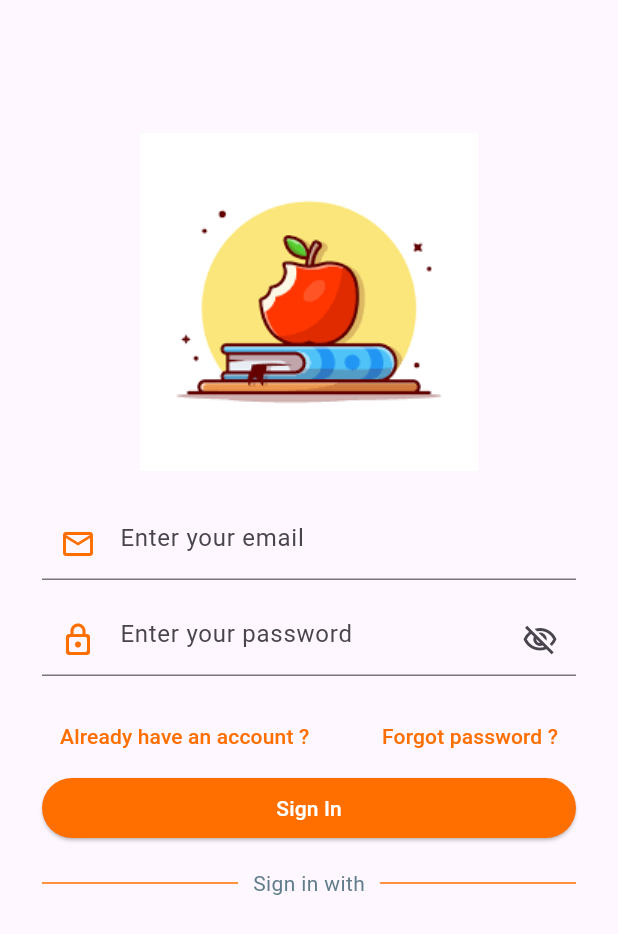
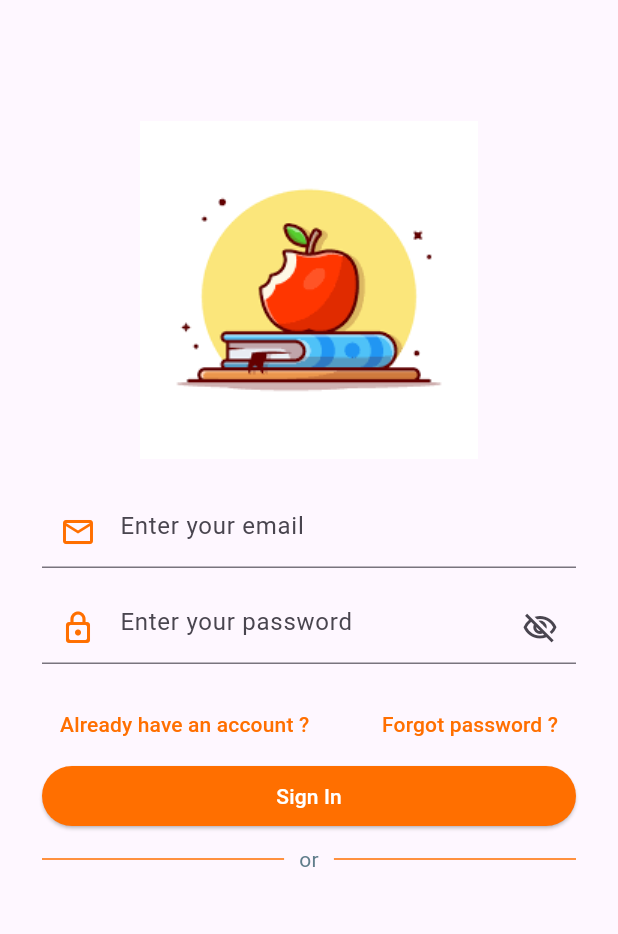
Before and after one commit to AkifhanIlgaz/oxford-vocabulary-app, a Flutter app: the screen it shows after launch, on a phone screen of 412 x 824 dp. Shown: the top 934 px of the screen. Run offline on Flutter 3.47's test engine with Material 3 defaults, Android fonts, the phone set to English and light mode, and no system bars; our stand-ins replace email_validator, firebase_auth, firebase_core; accounts and stored records are empty; generated files the repository leaves out were written again.

Commit message:
update auth screen

```diff
--- a/lib/screens/auth.dart
+++ /dev/null
@@ -1,25 +0,0 @@
-import 'package:flutter/material.dart';
-import 'package:oxford_vocabulary_app/widgets/signin_form.dart';
-
-class AuthScreen extends StatelessWidget {
-  const AuthScreen({super.key});
-
-  @override
-  Widget build(BuildContext context) {
-    return Scaffold(
-      appBar: AppBar(),
-      body: const SingleChildScrollView(
-        padding: EdgeInsets.symmetric(horizontal: 20),
-        child: SignInForm(),
-      ),
-    );
-  }
-}
-
-class ProjectPaddings {
-  static const ScreenHorizontalPadding = EdgeInsets.symmetric(horizontal: 28);
-}
-
-class ProjectColors {
-  static const AuthBaseColor = Colors.grey;
-}
--- /dev/null
+++ b/lib/screens/signin.dart
@@ -0,0 +1,101 @@
+import 'package:flutter/material.dart';
+import 'package:oxford_vocabulary_app/main.dart';
+import 'package:oxford_vocabulary_app/widgets/auth/buttons/submit.dart';
+import 'package:oxford_vocabulary_app/widgets/horizontal_line_with_text.dart';
+import 'package:oxford_vocabulary_app/widgets/auth/input/email.dart';
+import 'package:oxford_vocabulary_app/widgets/auth/input/password.dart';
+
+class SigninScreen extends StatefulWidget {
+  const SigninScreen({super.key});
+
+  @override
+  State<SigninScreen> createState() => _SigninScreenState();
+}
+
+class _SigninScreenState extends State<SigninScreen> {
+  final _formKey = GlobalKey<FormState>();
+
+  String _email = "";
+  String _password = "";
+
+  void onEmailSaved(String email) {
+    setState(() {
+      _email = email;
+    });
+  }
+
+  void onPasswordSaved(String password) {
+    setState(() {
+      _password = password;
+    });
+  }
+
+  void onSubmit() {}
+
+  @override
+  Widget build(BuildContext context) {
+    final size = MediaQuery.of(context).size;
+
+    return Scaffold(
+      appBar: AppBar(),
+      body: Form(
+        key: _formKey,
+        child: Padding(
+          padding: ProjectPaddings.ScreenHorizontalPadding,
+          child: Column(
+            children: [
+              SizedBox(
+                width: size.width,
+                height: size.height / 3,
+                child: Image.asset("assets/images/apple_with_book.png"),
+              ),
+              AuthEmailInput(
+                onSaved: onEmailSaved,
+              ),
+              _gap(),
+              AuthPasswordInput(
+                onSaved: onPasswordSaved,
+              ),
+              _gap(),
+              Row(
+                mainAxisAlignment: MainAxisAlignment.spaceBetween,
+                children: [
+                  TextButton(
+                    onPressed: () {},
+                    child: Text(
+                      "Already have an account ?",
+                      style: Theme.of(context).textTheme.labelLarge?.copyWith(
+                            color: ProjectColors.mainColor,
+                          ),
+                    ),
+                  ),
+                  TextButton(
+                    onPressed: () {},
+                    child: Text(
+                      "Forgot password ?",
+                      style: Theme.of(context).textTheme.labelLarge?.copyWith(
+                            color: ProjectColors.mainColor,
+                          ),
+                    ),
+                  )
+                ],
+              ),
+              SizedBox(
+                width: MediaQuery.of(context).size.width,
+                child: AuthSubmitButton(text: "Sign In", onSubmit: onSubmit),
+              ),
+              SizedBox(
+                width: MediaQuery.of(context).size.width,
+                child: const HorizontalOrLine(
+                  title: "or",
+                ),
+              ),
+            ],
+          ),
+        ),
+      ),
+    );
+  }
+
+  SizedBox _gap() => const SizedBox(height: 16);
+}
--- a/lib/widgets/auth/horizontal_or_line.dart
+++ /dev/null
@@ -1,39 +0,0 @@
-import 'package:flutter/material.dart';
-import 'package:oxford_vocabulary_app/main.dart';
-
-class HorizontalOrLine extends StatelessWidget {
-  const HorizontalOrLine({
-    super.key,
-    this.height = 10,
-  });
-
-  final double? height;
-
-  @override
-  Widget build(BuildContext context) {
-    return Row(
-      mainAxisAlignment: MainAxisAlignment.center,
-      children: [
-        Expanded(
-          child: Divider(
-            height: 10,
-            color: ProjectColors.mainColor,
-            endIndent: 10,
-            thickness: 1,
-          ),
-        ),
-        const Text(
-          "Sign in with",
-          style: TextStyle(color: Colors.blueGrey),
-        ),
-        Expanded(
-          child: Divider(
-            color: ProjectColors.mainColor,
-            indent: 10,
-            thickness: 1,
-          ),
-        )
-      ],
-    );
-  }
-}
--- a/lib/widgets/signin_form.dart
+++ /dev/null
@@ -1,106 +0,0 @@
-import 'package:firebase_auth/firebase_auth.dart';
-import 'package:flutter/material.dart';
-import 'package:oxford_vocabulary_app/main.dart';
-import 'package:oxford_vocabulary_app/widgets/auth/buttons/submit.dart';
-import 'package:oxford_vocabulary_app/widgets/auth/horizontal_or_line.dart';
-import 'package:oxford_vocabulary_app/widgets/auth/input/email.dart';
-import 'package:oxford_vocabulary_app/widgets/auth/input/password.dart';
-
-class SignInForm extends StatefulWidget {
-  const SignInForm({super.key});
-
-  @override
-  State<SignInForm> createState() => _SignInFormState();
-}
-
-final _firebaseAuth = FirebaseAuth.instance;
-
-class _SignInFormState extends State<SignInForm> {
-  final _formKey = GlobalKey<FormState>();
-  var _email = "";
-  var _password = "";
-
-  final _signInText = "Sign In";
-  final _signUpText = "Sign Up";
-
-  void _onSubmit() async {
-    _formKey.currentState?.validate();
-    _formKey.currentState?.save();
-
-    try {
-      final userCredentials = await _firebaseAuth
-          .createUserWithEmailAndPassword(email: _email, password: _password);
-      print(userCredentials);
-    } catch (error) {
-      print(error);
-    }
-  }
-
-  @override
-  Widget build(BuildContext context) {
-    final size = MediaQuery.of(context).size;
-
-    return Form(
-      key: _formKey,
-      child: Padding(
-        padding: const EdgeInsets.all(8.0),
-        child: Column(
-          children: [
-            SizedBox(
-              width: size.width,
-              height: size.height / 3,
-              child: Image.asset("assets/images/apple_with_book.png"),
-            ),
-            AuthEmailInput(
-              onSaved: (email) {
-                setState(() {
-                  _email = email;
-                });
-              },
-            ),
-            _gap(),
-            AuthPasswordInput(
-              onSaved: (password) {
-                setState(() {
-                  _password = password;
-                });
-              },
-            ),
-            _gap(),
-            Row(
-              mainAxisAlignment: MainAxisAlignment.spaceBetween,
-              children: [
-                TextButton(
-                  onPressed: () {},
-                  child: Text(
-                    "Already have an account ?",
-                    style: Theme.of(context).textTheme.labelLarge?.copyWith(
-                          color: ProjectColors.mainColor,
-                        ),
-                  ),
-                ),
-                TextButton(
-                  onPressed: () {},
-                  child: Text(
-                    "Forgot password ?",
-                    style: Theme.of(context).textTheme.labelLarge?.copyWith(
-                          color: ProjectColors.mainColor,
-                        ),
-                  ),
-                )
-              ],
-            ),
-            SizedBox(
-              width: MediaQuery.of(context).size.width,
-              child: AuthSubmitButton(text: _signInText, onSubmit: _onSubmit),
-            ),
-            _gap(),
-            const HorizontalOrLine(),
-          ],
-        ),
-      ),
-    );
-  }
-
-  SizedBox _gap() => const SizedBox(height: 16);
-}
```
Also changed, not shown: lib/main.dart (+31 -2 lines), lib/screens/home.dart (added, +11 -0 lines), lib/screens/signup.dart (added, +10 -0 lines), lib/screens/splash.dart (added, +58 -0 lines), lib/widgets/horizontal_line_with_text.dart (renamed from lib/widgets/auth/horizontal_line_with_text.dart).
